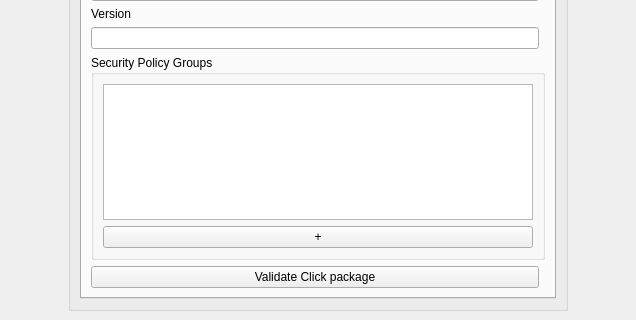
Above: src/ubuntu/ubuntupackagingwidget.ui from runelabs/qtcreator-plugin-ubuntu before the change; both pictures show x 96 to 732 and y 365 to 685 of the 827 by 685 pixel window. Below: the same form after it.
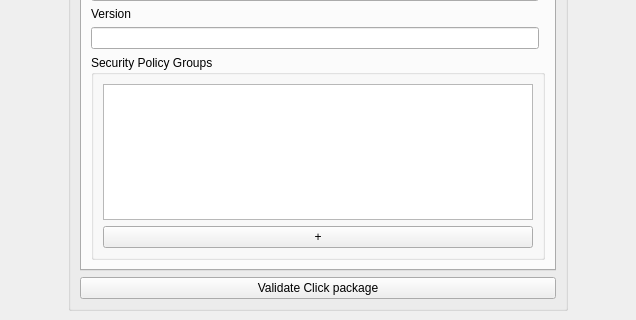
That is the form after the change.

Commit message: Move the Click package validation button out of the click tabs to be visible all the time

The edit to the form file:
```diff
--- a/src/ubuntu/ubuntupackagingwidget.ui
+++ b/src/ubuntu/ubuntupackagingwidget.ui
@@ -359,13 +359,6 @@
                       </property>
                      </widget>
                     </item>
-                    <item row="12" column="0">
-                     <widget class="QPushButton" name="pushButtonReviewersTools">
-                      <property name="text">
-                       <string>Validate Click package</string>
-                      </property>
-                     </widget>
-                    </item>
                    </layout>
                   </widget>
                   <widget class="QWidget" name="tabManifest">
@@ -400,6 +393,13 @@
                   </widget>
                  </widget>
                 </item>
+                <item>
+                 <widget class="QPushButton" name="pushButtonReviewersTools">
+                  <property name="text">
+                   <string>Validate Click package</string>
+                  </property>
+                 </widget>
+                </item>
                </layout>
               </widget>
              </item>
```
